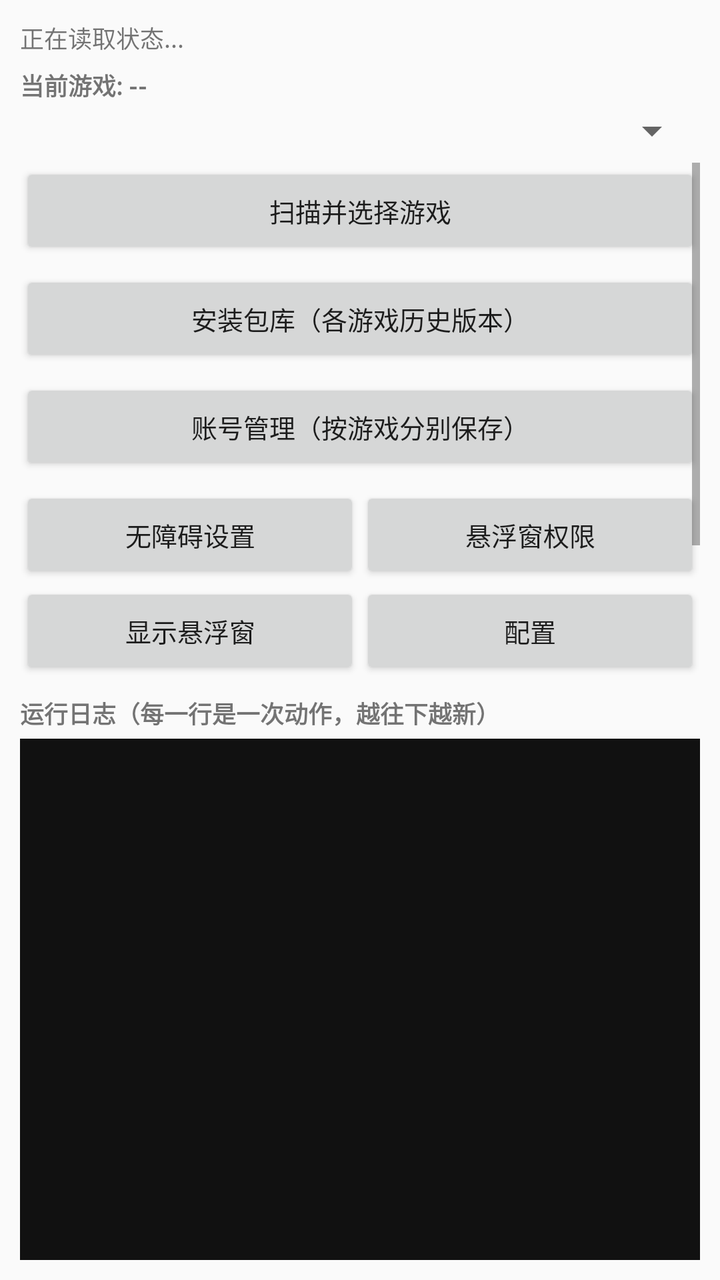
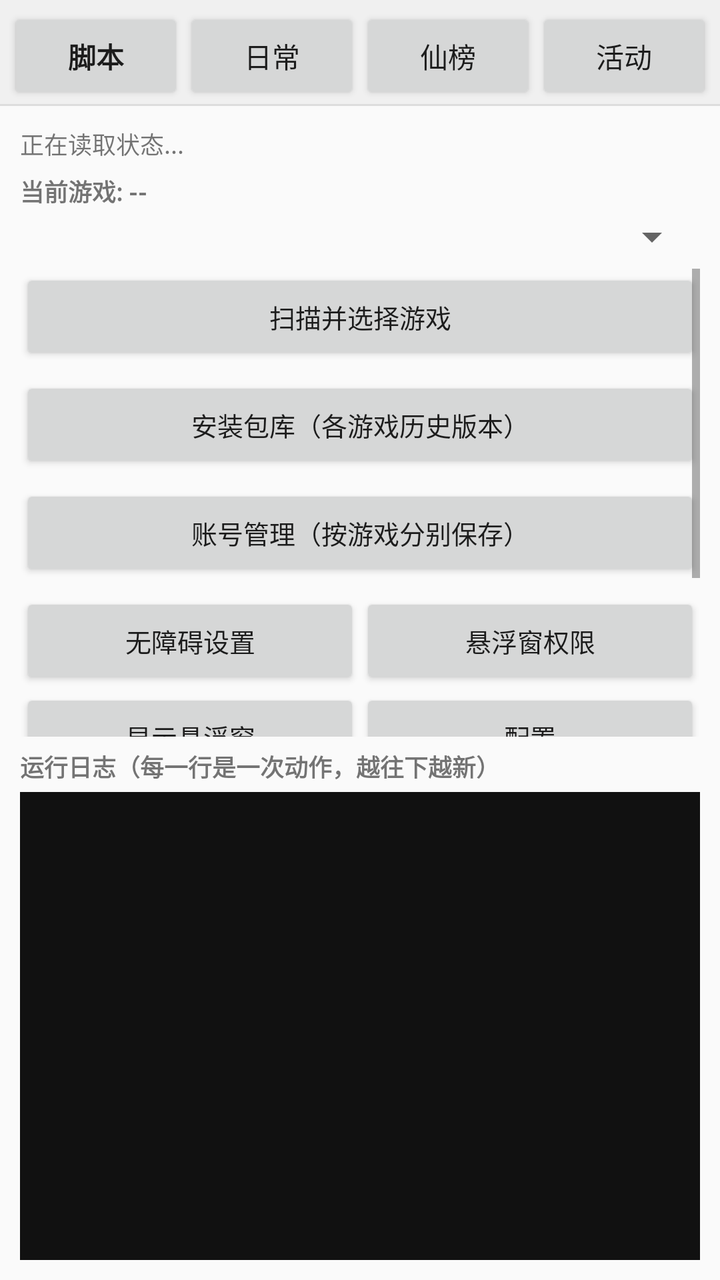

Screens rendered from an Android XML layout before and after an edit, with the pre-edit source and the edit as a unified diff.
<!-- AndroidManifest.xml: application theme android:Theme.Material.Light.DarkActionBar -->
<!-- res/layout/activity_main.xml -->
<?xml version="1.0" encoding="utf-8"?>
<LinearLayout xmlns:android="http://schemas.android.com/apk/res/android"
    android:layout_width="match_parent"
    android:layout_height="match_parent"
    android:orientation="vertical"
    android:padding="10dp">

    <TextView
        android:id="@+id/tv_status"
        android:layout_width="match_parent"
        android:layout_height="wrap_content"
        android:paddingBottom="6dp"
        android:text="正在读取状态..."
        android:textSize="12sp" />

    <TextView
        android:id="@+id/tv_game"
        android:layout_width="match_parent"
        android:layout_height="wrap_content"
        android:paddingBottom="2dp"
        android:text="当前游戏: --"
        android:textSize="12sp"
        android:textStyle="bold" />

    <Spinner
        android:id="@+id/sp_game"
        android:layout_width="match_parent"
        android:layout_height="wrap_content"
        android:layout_marginBottom="4dp" />

    
    <ScrollView
        android:layout_width="match_parent"
        android:layout_height="0dp"
        android:layout_weight="1"
        android:scrollbars="vertical">

        <LinearLayout
            android:layout_width="match_parent"
            android:layout_height="wrap_content"
            android:orientation="vertical">

            <Button
                android:id="@+id/btn_scan"
                android:layout_width="match_parent"
                android:layout_height="wrap_content"
                android:layout_marginBottom="6dp"
                android:text="扫描并选择游戏"
                android:textSize="13sp" />

            <Button
                android:id="@+id/btn_library"
                android:layout_width="match_parent"
                android:layout_height="wrap_content"
                android:layout_marginBottom="6dp"
                android:text="安装包库（各游戏历史版本）"
                android:textSize="13sp" />

            <Button
                android:id="@+id/btn_accounts"
                android:layout_width="match_parent"
                android:layout_height="wrap_content"
                android:layout_marginBottom="6dp"
                android:text="账号管理（按游戏分别保存）"
                android:textSize="13sp" />

            <LinearLayout
                android:layout_width="match_parent"
                android:layout_height="wrap_content"
                android:orientation="horizontal">

                <Button
                    android:id="@+id/btn_service"
                    android:layout_width="0dp"
                    android:layout_height="wrap_content"
                    android:layout_weight="1"
                    android:text="无障碍设置"
                    android:textSize="13sp" />

                <Button
                    android:id="@+id/btn_overlay"
                    android:layout_width="0dp"
                    android:layout_height="wrap_content"
                    android:layout_weight="1"
                    android:text="悬浮窗权限"
                    android:textSize="13sp" />
            </LinearLayout>

            <LinearLayout
                android:layout_width="match_parent"
                android:layout_height="wrap_content"
                android:orientation="horizontal">

                <Button
                    android:id="@+id/btn_float"
                    android:layout_width="0dp"
                    android:layout_height="wrap_content"
                    android:layout_weight="1"
                    android:text="显示悬浮窗"
                    android:textSize="13sp" />

                <Button
                    android:id="@+id/btn_config"
                    android:layout_width="0dp"
                    android:layout_height="wrap_content"
                    android:layout_weight="1"
                    android:text="配置"
                    android:textSize="13sp" />
            </LinearLayout>

            <LinearLayout
                android:layout_width="match_parent"
                android:layout_height="wrap_content"
                android:orientation="horizontal">

                <Button
                    android:id="@+id/btn_start"
                    android:layout_width="0dp"
                    android:layout_height="wrap_content"
                    android:layout_weight="1"
                    android:text="启动脚本"
                    android:textSize="13sp"
                    android:textStyle="bold" />

                <Button
                    android:id="@+id/btn_stop"
                    android:layout_width="0dp"
                    android:layout_height="wrap_content"
                    android:layout_weight="1"
                    android:text="停止脚本"
                    android:textSize="13sp" />
            </LinearLayout>

            
            <LinearLayout
                android:layout_width="match_parent"
                android:layout_height="wrap_content"
                android:orientation="horizontal">

                <Button
                    android:id="@+id/btn_log_copy"
                    android:layout_width="0dp"
                    android:layout_height="wrap_content"
                    android:layout_weight="1"
                    android:text="复制日志"
                    android:textSize="12sp" />

                <Button
                    android:id="@+id/btn_log_export"
                    android:layout_width="0dp"
                    android:layout_height="wrap_content"
                    android:layout_weight="1"
                    android:text="导出日志"
                    android:textSize="12sp" />

                <Button
                    android:id="@+id/btn_clearlog"
                    android:layout_width="0dp"
                    android:layout_height="wrap_content"
                    android:layout_weight="1"
                    android:text="清空日志"
                    android:textSize="12sp" />
            </LinearLayout>
        </LinearLayout>
    </ScrollView>

    <TextView
        android:layout_width="match_parent"
        android:layout_height="wrap_content"
        android:paddingTop="6dp"
        android:paddingBottom="4dp"
        android:text="运行日志（每一行是一次动作，越往下越新）"
        android:textSize="12sp"
        android:textStyle="bold" />

    <ScrollView
        android:id="@+id/log_scroll"
        android:layout_width="match_parent"
        android:layout_height="0dp"
        android:layout_weight="1"
        android:background="#FF111111">

        <TextView
            android:id="@+id/tv_log"
            android:layout_width="match_parent"
            android:layout_height="wrap_content"
            android:padding="6dp"
            android:textColor="#FF33DD33"
            android:textIsSelectable="true"
            android:textSize="11sp"
            android:typeface="monospace" />
    </ScrollView>
</LinearLayout>
<!-- resources referenced by this layout -->
<resources>

</resources>

<!-- the commit's change to res/layout/activity_main.xml (unified diff, before → after) -->
@@ -2,192 +2,305 @@
 <LinearLayout xmlns:android="http://schemas.android.com/apk/res/android"
     android:layout_width="match_parent"
     android:layout_height="match_parent"
-    android:orientation="vertical"
-    android:padding="10dp">
-
-    <TextView
-        android:id="@+id/tv_status"
+    android:orientation="vertical">
+
+    
+    <LinearLayout
         android:layout_width="match_parent"
         android:layout_height="wrap_content"
-        android:paddingBottom="6dp"
-        android:text="正在读取状态..."
-        android:textSize="12sp" />
-
-    <TextView
-        android:id="@+id/tv_game"
+        android:background="#FFF0F0F0"
+        android:orientation="horizontal"
+        android:paddingLeft="4dp"
+        android:paddingTop="4dp"
+        android:paddingRight="4dp"
+        android:paddingBottom="0dp">
+
+        <Button
+            android:id="@+id/tab_script"
+            android:layout_width="0dp"
+            android:layout_height="wrap_content"
+            android:layout_weight="1"
+            android:minWidth="0dp"
+            android:text="脚本"
+            android:textSize="14sp"
+            android:textStyle="bold" />
+
+        <Button
+            android:id="@+id/tab_daily"
+            android:layout_width="0dp"
+            android:layout_height="wrap_content"
+            android:layout_weight="1"
+            android:minWidth="0dp"
+            android:text="日常"
+            android:textSize="14sp" />
+
+        <Button
+            android:id="@+id/tab_rank"
+            android:layout_width="0dp"
+            android:layout_height="wrap_content"
+            android:layout_weight="1"
+            android:minWidth="0dp"
+            android:text="仙榜"
+            android:textSize="14sp" />
+
+        <Button
+            android:id="@+id/tab_activity"
+            android:layout_width="0dp"
+            android:layout_height="wrap_content"
+            android:layout_weight="1"
+            android:minWidth="0dp"
+            android:text="活动"
+            android:textSize="14sp" />
+    </LinearLayout>
+
+    <View
         android:layout_width="match_parent"
-        android:layout_height="wrap_content"
-        android:paddingBottom="2dp"
-        android:text="当前游戏: --"
-        android:textSize="12sp"
-        android:textStyle="bold" />
-
-    <Spinner
-        android:id="@+id/sp_game"
-        android:layout_width="match_parent"
-        android:layout_height="wrap_content"
-        android:layout_marginBottom="4dp" />
-
-    
-    <ScrollView
+        android:layout_height="1dp"
+        android:background="#FFDDDDDD" />
+
+    <FrameLayout
         android:layout_width="match_parent"
         android:layout_height="0dp"
-        android:layout_weight="1"
-        android:scrollbars="vertical">
-
+        android:layout_weight="1">
+
+        
         <LinearLayout
+            android:id="@+id/page_script"
             android:layout_width="match_parent"
-            android:layout_height="wrap_content"
-            android:orientation="vertical">
-
-            <Button
-                android:id="@+id/btn_scan"
-                android:layout_width="match_parent"
-                android:layout_height="wrap_content"
-                android:layout_marginBottom="6dp"
-                android:text="扫描并选择游戏"
-                android:textSize="13sp" />
-
-            <Button
-                android:id="@+id/btn_library"
-                android:layout_width="match_parent"
-                android:layout_height="wrap_content"
-                android:layout_marginBottom="6dp"
-                android:text="安装包库（各游戏历史版本）"
-                android:textSize="13sp" />
-
-            <Button
-                android:id="@+id/btn_accounts"
-                android:layout_width="match_parent"
-                android:layout_height="wrap_content"
-                android:layout_marginBottom="6dp"
-                android:text="账号管理（按游戏分别保存）"
-                android:textSize="13sp" />
+            android:layout_height="match_parent"
+            android:orientation="vertical"
+            android:padding="10dp">
+
+            <TextView
+                android:id="@+id/tv_status"
+                android:layout_width="match_parent"
+                android:layout_height="wrap_content"
+                android:paddingBottom="6dp"
+                android:text="正在读取状态..."
+                android:textSize="12sp" />
+
+            <TextView
+                android:id="@+id/tv_game"
+                android:layout_width="match_parent"
+                android:layout_height="wrap_content"
+                android:paddingBottom="2dp"
+                android:text="当前游戏: --"
+                android:textSize="12sp"
+                android:textStyle="bold" />
+
+            <Spinner
+                android:id="@+id/sp_game"
+                android:layout_width="match_parent"
+                android:layout_height="wrap_content"
+                android:layout_marginBottom="4dp" />
+
+            
+            <ScrollView
+                android:layout_width="match_parent"
+                android:layout_height="0dp"
+                android:layout_weight="1"
+                android:scrollbars="vertical">
+
+                <LinearLayout
+                    android:layout_width="match_parent"
+                    android:layout_height="wrap_content"
+                    android:orientation="vertical">
+
+                    <Button
+                        android:id="@+id/btn_scan"
+                        android:layout_width="match_parent"
+                        android:layout_height="wrap_content"
+                        android:layout_marginBottom="6dp"
+                        android:text="扫描并选择游戏"
+                        android:textSize="13sp" />
+
+                    <Button
+                        android:id="@+id/btn_library"
+                        android:layout_width="match_parent"
+                        android:layout_height="wrap_content"
+                        android:layout_marginBottom="6dp"
+                        android:text="安装包库（各游戏历史版本）"
+                        android:textSize="13sp" />
+
+                    <Button
+                        android:id="@+id/btn_accounts"
+                        android:layout_width="match_parent"
+                        android:layout_height="wrap_content"
+                        android:layout_marginBottom="6dp"
+                        android:text="账号管理（按游戏分别保存）"
+                        android:textSize="13sp" />
+
+                    <LinearLayout
+                        android:layout_width="match_parent"
+                        android:layout_height="wrap_content"
+                        android:orientation="horizontal">
+
+                        <Button
+                            android:id="@+id/btn_service"
+                            android:layout_width="0dp"
+                            android:layout_height="wrap_content"
+                            android:layout_weight="1"
+                            android:text="无障碍设置"
+                            android:textSize="13sp" />
+
+                        <Button
+                            android:id="@+id/btn_overlay"
+                            android:layout_width="0dp"
+                            android:layout_height="wrap_content"
+                            android:layout_weight="1"
+                            android:text="悬浮窗权限"
+                            android:textSize="13sp" />
+                    </LinearLayout>
+
+                    <LinearLayout
+                        android:layout_width="match_parent"
+                        android:layout_height="wrap_content"
+                        android:orientation="horizontal">
+
+                        <Button
+                            android:id="@+id/btn_float"
+                            android:layout_width="0dp"
+                            android:layout_height="wrap_content"
+                            android:layout_weight="1"
+                            android:text="显示悬浮窗"
+                            android:textSize="13sp" />
+
+                        <Button
+                            android:id="@+id/btn_config"
+                            android:layout_width="0dp"
+                            android:layout_height="wrap_content"
+                            android:layout_weight="1"
+                            android:text="配置"
+                            android:textSize="13sp" />
+                    </LinearLayout>
+
+                    <LinearLayout
+                        android:layout_width="match_parent"
+                        android:layout_height="wrap_content"
+                        android:orientation="horizontal">
+
+                        <Button
+                            android:id="@+id/btn_start"
+                            android:layout_width="0dp"
+                            android:layout_height="wrap_content"
+                            android:layout_weight="1"
+                            android:text="启动脚本"
+                            android:textSize="13sp"
+                            android:textStyle="bold" />
+
+                        <Button
+                            android:id="@+id/btn_stop"
+                            android:layout_width="0dp"
+                            android:layout_height="wrap_content"
+                            android:layout_weight="1"
+                            android:text="停止脚本"
+                            android:textSize="13sp" />
+                    </LinearLayout>
+
+                    
+                    <LinearLayout
+                        android:layout_width="match_parent"
+                        android:layout_height="wrap_content"
+                        android:orientation="horizontal">
+
+                        <Button
+                            android:id="@+id/btn_log_copy"
+                            android:layout_width="0dp"
+                            android:layout_height="wrap_content"
+                            android:layout_weight="1"
+                            android:text="复制日志"
+                            android:textSize="12sp" />
+
+                        <Button
+                            android:id="@+id/btn_log_export"
+                            android:layout_width="0dp"
+                            android:layout_height="wrap_content"
+                            android:layout_weight="1"
+                            android:text="导出日志"
+                            android:textSize="12sp" />
+
+                        <Button
+                            android:id="@+id/btn_clearlog"
+                            android:layout_width="0dp"
+                            android:layout_height="wrap_content"
+                            android:layout_weight="1"
+                            android:text="清空日志"
+                            android:textSize="12sp" />
+                    </LinearLayout>
+                </LinearLayout>
+            </ScrollView>
+
+            <TextView
+                android:layout_width="match_parent"
+                android:layout_height="wrap_content"
+                android:paddingTop="6dp"
+                android:paddingBottom="4dp"
+                android:text="运行日志（每一行是一次动作，越往下越新）"
+                android:textSize="12sp"
+                android:textStyle="bold" />
+
+            <ScrollView
+                android:id="@+id/log_scroll"
+                android:layout_width="match_parent"
+                android:layout_height="0dp"
+                android:layout_weight="1"
+                android:background="#FF111111">
+
+                <TextView
+                    android:id="@+id/tv_log"
+                    android:layout_width="match_parent"
+                    android:layout_height="wrap_content"
+                    android:padding="6dp"
+                    android:textColor="#FF33DD33"
+                    android:textIsSelectable="true"
+                    android:textSize="11sp"
+                    android:typeface="monospace" />
+            </ScrollView>
+        </LinearLayout>
+
+        
+        <ScrollView
+            android:id="@+id/page_daily"
+            android:layout_width="match_parent"
+            android:layout_height="match_parent"
+            android:visibility="gone">
 
             <LinearLayout
-                android:layout_width="match_parent"
-                android:layout_height="wrap_content"
-                android:orientation="horizontal">
-
-                <Button
-                    android:id="@+id/btn_service"
-                    android:layout_width="0dp"
-                    android:layout_height="wrap_content"
-                    android:layout_weight="1"
-                    android:text="无障碍设置"
-                    android:textSize="13sp" />
-
-                <Button
-                    android:id="@+id/btn_overlay"
-                    android:layout_width="0dp"
-                    android:layout_height="wrap_content"
-                    android:layout_weight="1"
-                    android:text="悬浮窗权限"
-                    android:textSize="13sp" />
-            </LinearLayout>
+                android:id="@+id/box_daily"
+                android:layout_width="match_parent"
+                android:layout_height="wrap_content"
+                android:orientation="vertical"
+                android:padding="10dp" />
+        </ScrollView>
+
+        
+        <ScrollView
+            android:id="@+id/page_rank"
+            android:layout_width="match_parent"
+            android:layout_height="match_parent"
+            android:visibility="gone">
 
             <LinearLayout
-                android:layout_width="match_parent"
-                android:layout_height="wrap_content"
-                android:orientation="horizontal">
-
-                <Button
-                    android:id="@+id/btn_float"
-                    android:layout_width="0dp"
-                    android:layout_height="wrap_content"
-                    android:layout_weight="1"
-                    android:text="显示悬浮窗"
-                    android:textSize="13sp" />
-
-                <Button
-                    android:id="@+id/btn_config"
-                    android:layout_width="0dp"
-                    android:layout_height="wrap_content"
-                    android:layout_weight="1"
-                    android:text="配置"
-                    android:textSize="13sp" />
-            </LinearLayout>
+                android:id="@+id/box_rank"
+                android:layout_width="match_parent"
+                android:layout_height="wrap_content"
+                android:orientation="vertical"
+                android:padding="10dp" />
+        </ScrollView>
+
+        
+        <ScrollView
+            android:id="@+id/page_activity"
+            android:layout_width="match_parent"
+            android:layout_height="match_parent"
+            android:visibility="gone">
 
             <LinearLayout
-                android:layout_width="match_parent"
-                android:layout_height="wrap_content"
-                android:orientation="horizontal">
-
-                <Button
-                    android:id="@+id/btn_start"
-                    android:layout_width="0dp"
-                    android:layout_height="wrap_content"
-                    android:layout_weight="1"
-                    android:text="启动脚本"
-                    android:textSize="13sp"
-                    android:textStyle="bold" />
-
-                <Button
-                    android:id="@+id/btn_stop"
-                    android:layout_width="0dp"
-                    android:layout_height="wrap_content"
-                    android:layout_weight="1"
-                    android:text="停止脚本"
-                    android:textSize="13sp" />
-            </LinearLayout>
-
-            
-            <LinearLayout
-                android:layout_width="match_parent"
-                android:layout_height="wrap_content"
-                android:orientation="horizontal">
-
-                <Button
-                    android:id="@+id/btn_log_copy"
-                    android:layout_width="0dp"
-                    android:layout_height="wrap_content"
-                    android:layout_weight="1"
-                    android:text="复制日志"
-                    android:textSize="12sp" />
-
-                <Button
-                    android:id="@+id/btn_log_export"
-                    android:layout_width="0dp"
-                    android:layout_height="wrap_content"
-                    android:layout_weight="1"
-                    android:text="导出日志"
-                    android:textSize="12sp" />
-
-                <Button
-                    android:id="@+id/btn_clearlog"
-                    android:layout_width="0dp"
-                    android:layout_height="wrap_content"
-                    android:layout_weight="1"
-                    android:text="清空日志"
-                    android:textSize="12sp" />
-            </LinearLayout>
-        </LinearLayout>
-    </ScrollView>
-
-    <TextView
-        android:layout_width="match_parent"
-        android:layout_height="wrap_content"
-        android:paddingTop="6dp"
-        android:paddingBottom="4dp"
-        android:text="运行日志（每一行是一次动作，越往下越新）"
-        android:textSize="12sp"
-        android:textStyle="bold" />
-
-    <ScrollView
-        android:id="@+id/log_scroll"
-        android:layout_width="match_parent"
-        android:layout_height="0dp"
-        android:layout_weight="1"
-        android:background="#FF111111">
-
-        <TextView
-            android:id="@+id/tv_log"
-            android:layout_width="match_parent"
-            android:layout_height="wrap_content"
-            android:padding="6dp"
-            android:textColor="#FF33DD33"
-            android:textIsSelectable="true"
-            android:textSize="11sp"
-            android:typeface="monospace" />
-    </ScrollView>
+                android:id="@+id/box_activity"
+                android:layout_width="match_parent"
+                android:layout_height="wrap_content"
+                android:orientation="vertical"
+                android:padding="10dp" />
+        </ScrollView>
+    </FrameLayout>
 </LinearLayout>
